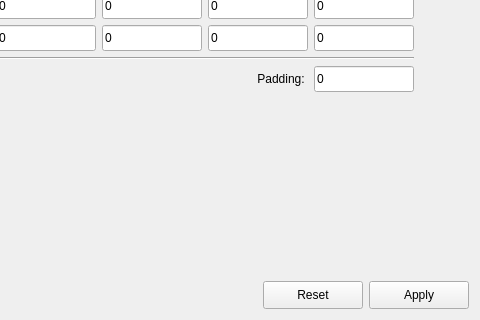
First picture: the form in src/gui/dialogs/settings/frames/stemareaframe.ui, repository JJPPeters/clTEM, before the edit; both pictures show x 90 to 570 and y 221 to 541 of the 570 by 541 pixel window.
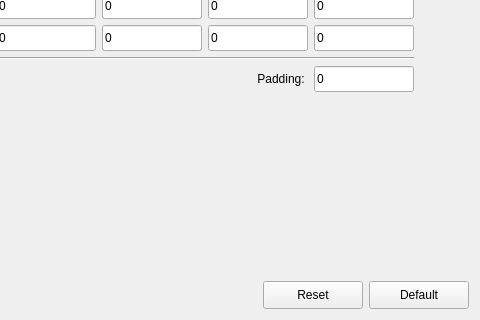
Second picture: the form after the edit. Custom widgets are drawn as their Qt base class.

```diff
--- a/src/gui/dialogs/settings/frames/stemareaframe.ui
+++ b/src/gui/dialogs/settings/frames/stemareaframe.ui
@@ -351,7 +351,7 @@
         </size>
        </property>
        <property name="text">
-        <string>Apply</string>
+        <string>Default</string>
        </property>
       </widget>
      </item>
```
Left out of the diff: 4 changed lines with no effect on the pictures.
